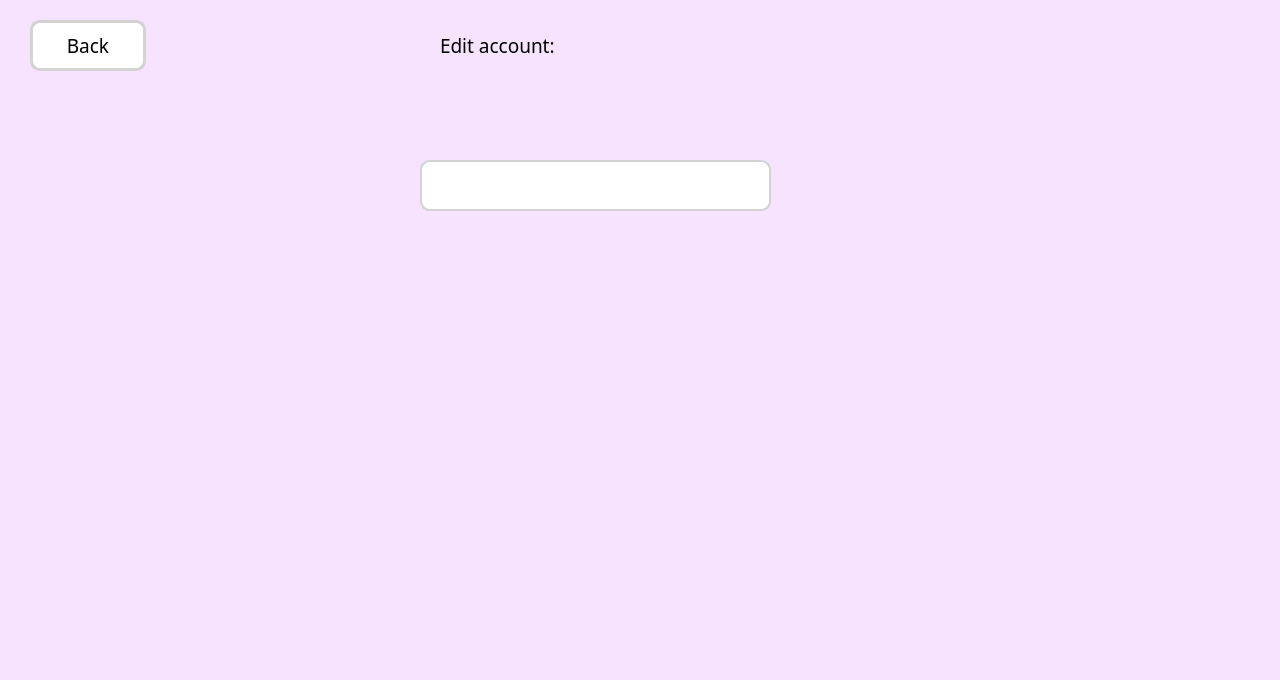
Qt form QtWidgetsApplication0.ui (tokyolem/KursWork_project) before a commit.
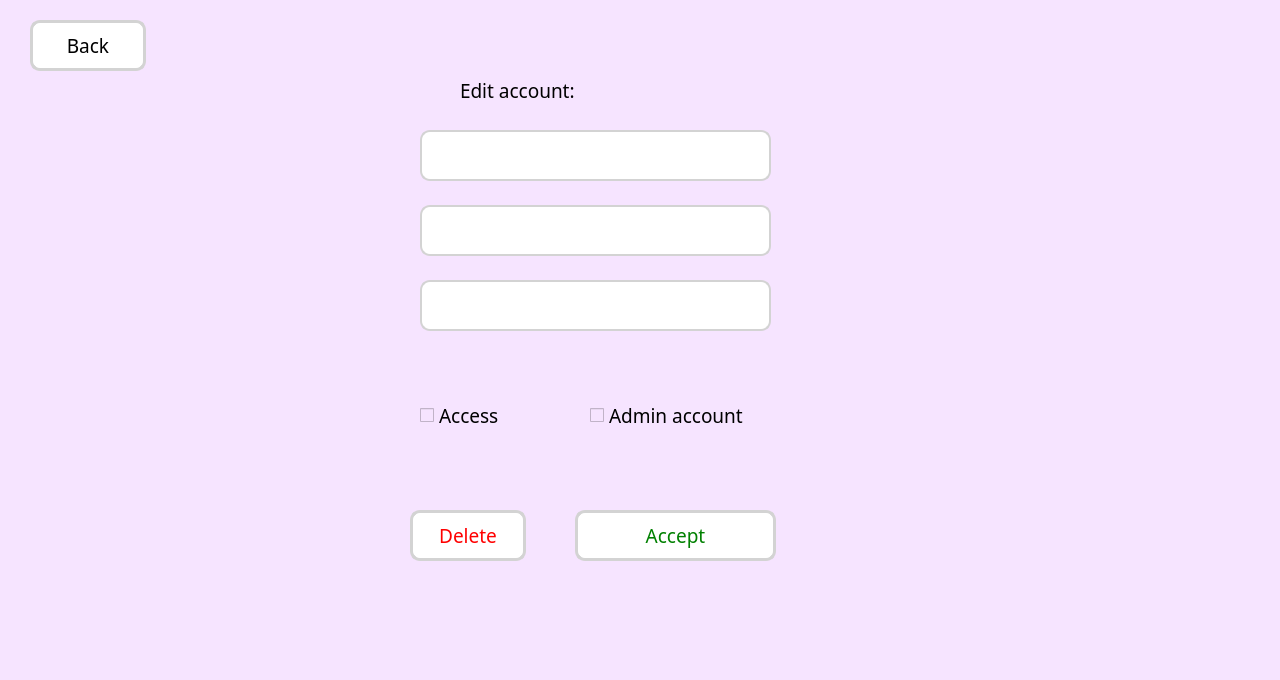
The same form after that commit. The open tabs and pages were chosen to show the change. Icons and pictures are not drawn.

```diff
--- a/QtWidgetsApplication0.ui
+++ b/QtWidgetsApplication0.ui
@@ -619,8 +619,8 @@
      <widget class="QLabel" name="label_7">
       <property name="geometry">
        <rect>
-        <x>440</x>
-        <y>70</y>
+        <x>460</x>
+        <y>115</y>
         <width>141</width>
         <height>31</height>
        </rect>
@@ -681,7 +681,7 @@
       <property name="geometry">
        <rect>
         <x>420</x>
-        <y>200</y>
+        <y>170</y>
         <width>351</width>
         <height>51</height>
        </rect>
@@ -700,6 +700,207 @@
        <bool>true</bool>
       </property>
      </widget>
+     <widget class="QLabel" name="label_9">
+      <property name="geometry">
+       <rect>
+        <x>600</x>
+        <y>120</y>
+        <width>111</width>
+        <height>20</height>
+       </rect>
+      </property>
+      <property name="font">
+       <font>
+        <family>Rockwell</family>
+        <pointsize>14</pointsize>
+       </font>
+      </property>
+      <property name="text">
+       <string/>
+      </property>
+     </widget>
+     <widget class="QLineEdit" name="set_password_edit">
+      <property name="geometry">
+       <rect>
+        <x>420</x>
+        <y>245</y>
+        <width>351</width>
+        <height>51</height>
+       </rect>
+      </property>
+      <property name="styleSheet">
+       <string notr="true">background-color: white;
+     border: 2px solid gray;
+     border-width: 2px;
+     border-radius: 10px;
+     border-color: lightGray;
+     font: bold 14px;
+     min-width: 10em;
+     padding: 6px;</string>
+      </property>
+      <property name="clearButtonEnabled">
+       <bool>true</bool>
+      </property>
+     </widget>
+     <widget class="QCheckBox" name="access_box">
+      <property name="geometry">
+       <rect>
+        <x>420</x>
+        <y>440</y>
+        <width>101</width>
+        <height>31</height>
+       </rect>
+      </property>
+      <property name="font">
+       <font>
+        <family>Rockwell</family>
+        <pointsize>14</pointsize>
+       </font>
+      </property>
+      <property name="text">
+       <string>Access</string>
+      </property>
+     </widget>
+     <widget class="QCheckBox" name="admin_box">
+      <property name="geometry">
+       <rect>
+        <x>590</x>
+        <y>440</y>
+        <width>191</width>
+        <height>31</height>
+       </rect>
+      </property>
+      <property name="font">
+       <font>
+        <family>Rockwell</family>
+        <pointsize>14</pointsize>
+       </font>
+      </property>
+      <property name="text">
+       <string>Admin account</string>
+      </property>
+     </widget>
+     <widget class="QLineEdit" name="set_password_edit_2">
+      <property name="geometry">
+       <rect>
+        <x>420</x>
+        <y>320</y>
+        <width>351</width>
+        <height>51</height>
+       </rect>
+      </property>
+      <property name="styleSheet">
+       <string notr="true">background-color: white;
+     border: 2px solid gray;
+     border-width: 2px;
+     border-radius: 10px;
+     border-color: lightGray;
+     font: bold 14px;
+     min-width: 10em;
+     padding: 6px;</string>
+      </property>
+      <property name="clearButtonEnabled">
+       <bool>true</bool>
+      </property>
+     </widget>
+     <widget class="QPushButton" name="remove_acc">
+      <property name="geometry">
+       <rect>
+        <x>410</x>
+        <y>550</y>
+        <width>116</width>
+        <height>51</height>
+       </rect>
+      </property>
+      <property name="font">
+       <font>
+        <family>Rockwell</family>
+        <pointsize>14</pointsize>
+        <weight>50</weight>
+        <italic>false</italic>
+        <bold>false</bold>
+       </font>
+      </property>
+      <property name="focusPolicy">
+       <enum>Qt::StrongFocus</enum>
+      </property>
+      <property name="styleSheet">
+       <string notr="true">QPushButton#remove_acc{
+background-color: white;
+
+     border-style: solid;
+     border-width: 3px;
+     border-radius: 10px;
+     border-color: lightGray;
+color: red;
+ 
+font: 14pt &quot;Rockwell&quot;;
+     min-width: 4em;
+     padding: 3px;
+}
+
+QPushButton#remove_acc::hover{
+	background-color: lightGray;	
+}
+
+</string>
+      </property>
+      <property name="text">
+       <string>Delete</string>
+      </property>
+      <property name="autoRepeat">
+       <bool>false</bool>
+      </property>
+     </widget>
+     <widget class="QPushButton" name="accept">
+      <property name="geometry">
+       <rect>
+        <x>575</x>
+        <y>550</y>
+        <width>201</width>
+        <height>51</height>
+       </rect>
+      </property>
+      <property name="font">
+       <font>
+        <family>Rockwell</family>
+        <pointsize>14</pointsize>
+        <weight>50</weight>
+        <italic>false</italic>
+        <bold>false</bold>
+       </font>
+      </property>
+      <property name="focusPolicy">
+       <enum>Qt::StrongFocus</enum>
+      </property>
+      <property name="styleSheet">
+       <string notr="true">QPushButton#accept{
+background-color: white;
+
+     border-style: solid;
+     border-width: 3px;
+     border-radius: 10px;
+     border-color: lightGray;
+color: green;
+ 
+font: 14pt &quot;Rockwell&quot;;
+     min-width: 4em;
+     padding: 3px;
+}
+
+QPushButton#accept::hover{
+	background-color: lightGray;	
+}
+
+</string>
+      </property>
+      <property name="text">
+       <string>Accept</string>
+      </property>
+      <property name="autoRepeat">
+       <bool>false</bool>
+      </property>
+     </widget>
     </widget>
     <widget class="QWidget" name="user_menu">
      <widget class="QStackedWidget" name="stackedWidget_4">
```
Left out of the diff: 133 changed lines with no effect on the pictures.
